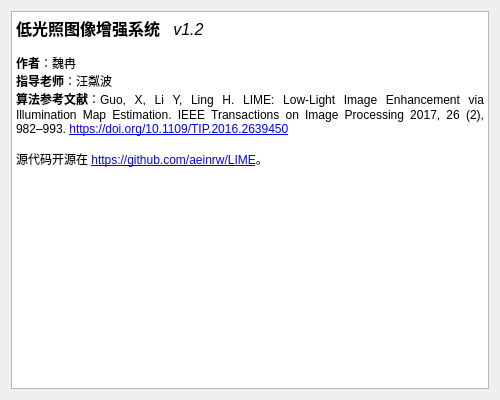
Old version of the form about.ui in the repository aeinrw/LIME.
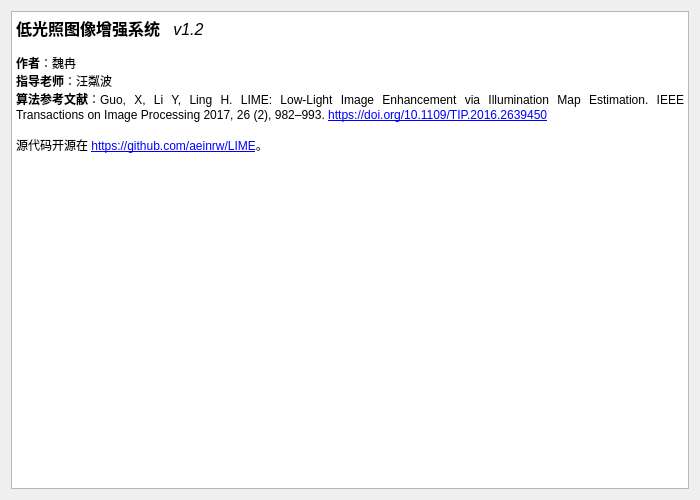
New version of the form. Icons and pictures are not drawn.

What changed in the file:
```diff
--- a/about.ui
+++ b/about.ui
@@ -6,14 +6,14 @@
    <rect>
     <x>0</x>
     <y>0</y>
-    <width>500</width>
-    <height>400</height>
+    <width>700</width>
+    <height>500</height>
    </rect>
   </property>
   <property name="minimumSize">
    <size>
-    <width>500</width>
-    <height>400</height>
+    <width>700</width>
+    <height>500</height>
    </size>
   </property>
   <property name="windowTitle">
@@ -33,7 +33,7 @@
 &lt;html&gt;&lt;head&gt;&lt;meta name=&quot;qrichtext&quot; content=&quot;1&quot; /&gt;&lt;style type=&quot;text/css&quot;&gt;
 p, li { white-space: pre-wrap; }
 &lt;/style&gt;&lt;/head&gt;&lt;body style=&quot; font-family:'SimSun'; font-size:9pt; font-weight:400; font-style:normal;&quot;&gt;
-&lt;p style=&quot; margin-top:0px; margin-bottom:0px; margin-left:0px; margin-right:0px; -qt-block-indent:0; text-indent:0px;&quot;&gt;&lt;img src=&quot;data/icon.png&quot; /&gt;&lt;/p&gt;
+&lt;p style=&quot; margin-top:0px; margin-bottom:0px; margin-left:0px; margin-right:0px; -qt-block-indent:0; text-indent:0px;&quot;&gt;&lt;img src=&quot;resource/image/icon.png&quot; /&gt;&lt;/p&gt;
 &lt;p align=&quot;justify&quot; style=&quot; margin-top:0px; margin-bottom:0px; margin-left:0px; margin-right:0px; -qt-block-indent:0; text-indent:0px;&quot;&gt;&lt;span style=&quot; font-size:12pt; font-weight:600;&quot;&gt;低光照图像增强系统   &lt;/span&gt;&lt;span style=&quot; font-size:12pt; font-style:italic;&quot;&gt;v1.2&lt;/span&gt;&lt;/p&gt;
 &lt;p align=&quot;justify&quot; style=&quot;-qt-paragraph-type:empty; margin-top:0px; margin-bottom:0px; margin-left:0px; margin-right:0px; -qt-block-indent:0; text-indent:0px; font-style:italic;&quot;&gt;&lt;br /&gt;&lt;/p&gt;
 &lt;p align=&quot;justify&quot; style=&quot; margin-top:0px; margin-bottom:0px; margin-left:0px; margin-right:0px; -qt-block-indent:0; text-indent:0px;&quot;&gt;&lt;span style=&quot; font-weight:600;&quot;&gt;作者&lt;/span&gt;：魏冉&lt;/p&gt;
```
Left out of the diff: 4 changed lines with no effect on the pictures.
